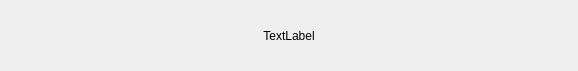
Above: gui/widgets/xWidgets/fsmDisplay.ui from magao-x/MagAOX before the change. Below: the same form after it.
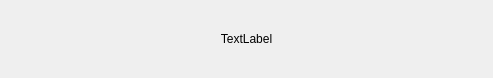
That is the form after the change. Custom widgets are drawn as their Qt base class.

```diff
--- a/gui/widgets/xWidgets/fsmDisplay.ui
+++ b/gui/widgets/xWidgets/fsmDisplay.ui
@@ -6,10 +6,16 @@
    <rect>
     <x>0</x>
     <y>0</y>
-    <width>578</width>
-    <height>71</height>
+    <width>493</width>
+    <height>78</height>
    </rect>
   </property>
+  <property name="sizePolicy">
+   <sizepolicy hsizetype="Preferred" vsizetype="Preferred">
+    <horstretch>0</horstretch>
+    <verstretch>0</verstretch>
+   </sizepolicy>
+  </property>
   <property name="windowTitle">
    <string>Form</string>
   </property>
@@ -32,11 +38,17 @@
      <item>
       <widget class="xqt::statusLabel" name="fsm">
        <property name="sizePolicy">
-        <sizepolicy hsizetype="MinimumExpanding" vsizetype="Preferred">
+        <sizepolicy hsizetype="MinimumExpanding" vsizetype="Fixed">
          <horstretch>0</horstretch>
          <verstretch>0</verstretch>
         </sizepolicy>
        </property>
+       <property name="minimumSize">
+        <size>
+         <width>0</width>
+         <height>40</height>
+        </size>
+       </property>
        <property name="text">
         <string>TextLabel</string>
        </property>
```
